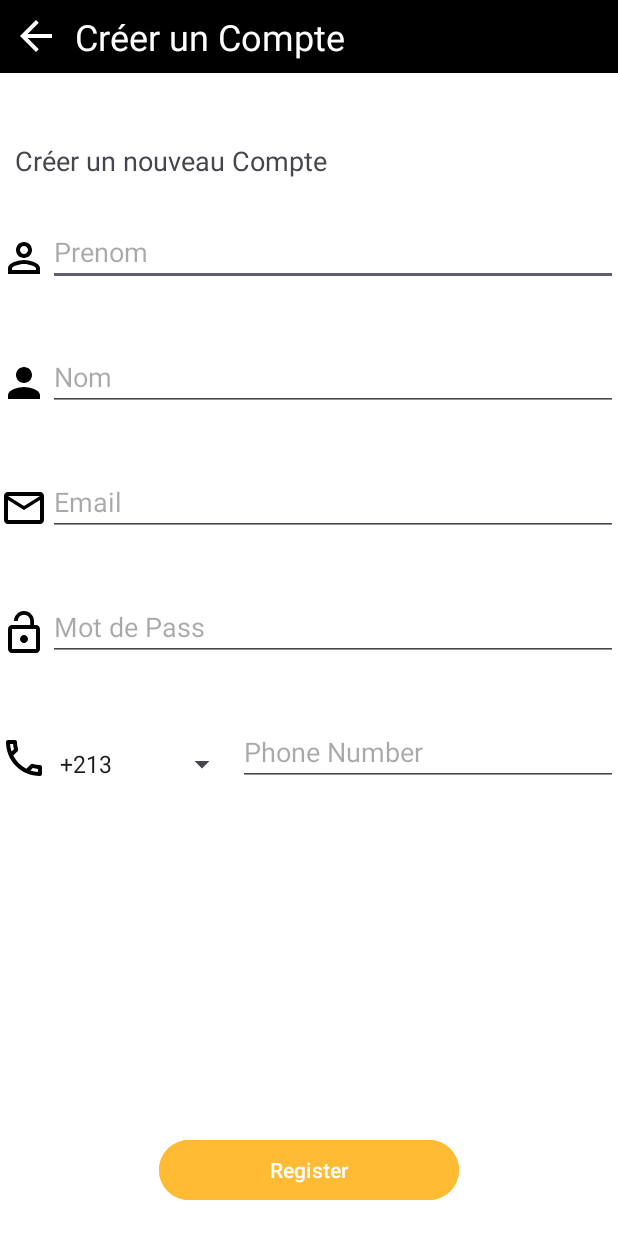
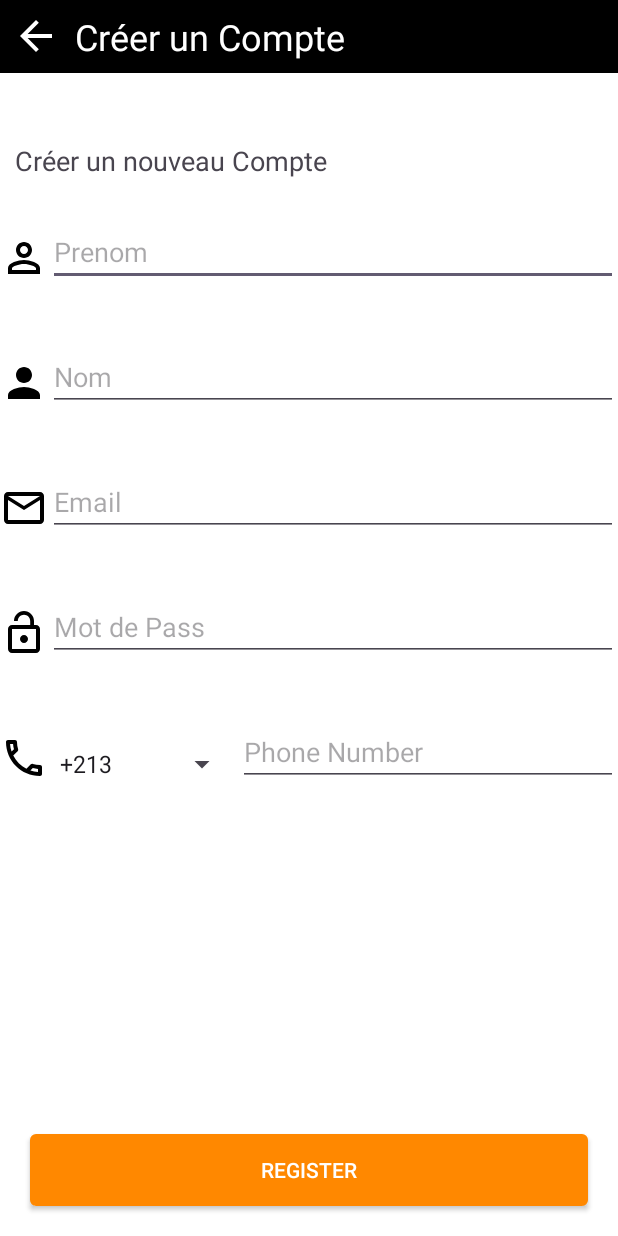
Before and after one commit to MERakram/cdam_front, an Android app: the RegisterActivity screen opened directly, with no data from a screen before it, on a phone screen of 412 x 824 dp. Run offline under Robolectric (Android 15) with nearby library versions, the phone set to English and light mode, and no system bars.

```diff
--- a/app/src/main/java/com/example/helloapp/RegisterActivity.java
+++ b/app/src/main/java/com/example/helloapp/RegisterActivity.java
@@ -4,6 +4,7 @@ import androidx.appcompat.app.AppCompatActivity;
 
 import android.content.Intent;
 import android.os.Bundle;
+import android.util.Log;
 import android.view.View;
 import android.widget.EditText;
 import android.widget.ImageView;
@@ -42,11 +43,14 @@ public class RegisterActivity extends AppCompatActivity {
                 String password = passwordEditText.getText().toString();
                 String phoneNumber = phoneNumberEditText.getText().toString();
 
+                if (!(prenom.isEmpty()||nom.isEmpty()||email.isEmpty()||password.isEmpty()||phoneNumber.isEmpty()))
+                {
                 UserInfo userInfo = new UserInfo(prenom, nom, email, password, phoneNumber);
                 Intent intent = new Intent(RegisterActivity.this, Userinfo.class);
+                intent.setFlags(Intent.FLAG_ACTIVITY_CLEAR_TASK);
                 intent.putExtra("UserInfo", userInfo);
                 startActivity(intent);
-
+                }
             }
         });
     }
--- /dev/null
+++ b/app/src/main/res/drawable/mybtn.xml
@@ -0,0 +1,10 @@
+<?xml version="1.0" encoding="utf-8"?>
+<selector xmlns:android="http://schemas.android.com/apk/res/android" >
+    <item >
+        <shape android:shape="rectangle"  >
+            <corners android:radius="3dip" />
+            <stroke android:width="1dip" android:color="@android:color/holo_orange_dark" />
+            <solid android:color="@android:color/holo_orange_dark" />
+        </shape>
+    </item>
+</selector>
--- a/app/src/main/res/layout/login.xml
+++ b/app/src/main/res/layout/login.xml
@@ -21,7 +21,6 @@
         <TextView
             android:layout_width="wrap_content"
             android:layout_height="wrap_content"
-            android:layout_marginLeft="20dp"
             android:text="Connectez-vous"
             android:textSize="24dp"
             android:textColor="@color/white"/>
@@ -113,13 +112,12 @@
             android:textStyle="bold" />
 
 
-        <Button
+        <androidx.appcompat.widget.AppCompatButton
             android:id="@+id/loginButton"
             android:layout_width="match_parent"
             android:layout_height="wrap_content"
-            android:layout_below="@id/oub"
             android:layout_marginTop="40dp"
-            android:backgroundTint="@android:color/holo_orange_dark"
+            android:background="@drawable/mybtn"
             android:text="CONNECTEZ-VOUS"
             android:textColor="@color/white" />
 
--- a/app/src/main/res/layout/register.xml
+++ b/app/src/main/res/layout/register.xml
@@ -165,15 +165,17 @@
             android:layout_marginBottom="8dp" />
 
     </LinearLayout>
-    <Button
+    <androidx.appcompat.widget.AppCompatButton
         android:id="@+id/RegistreButton"
         android:layout_alignParentBottom="true"
         android:layout_centerHorizontal="true"
-        android:layout_width="200dp"
+        android:layout_width="match_parent"
         android:layout_height="wrap_content"
         android:layout_marginBottom="20dp"
+        android:background="@drawable/mybtn"
         android:text="Register"
-        android:backgroundTint="@android:color/holo_orange_light"
+        android:textColor="@color/white"
+        android:layout_marginHorizontal="20dp"
         />
 
 
```
